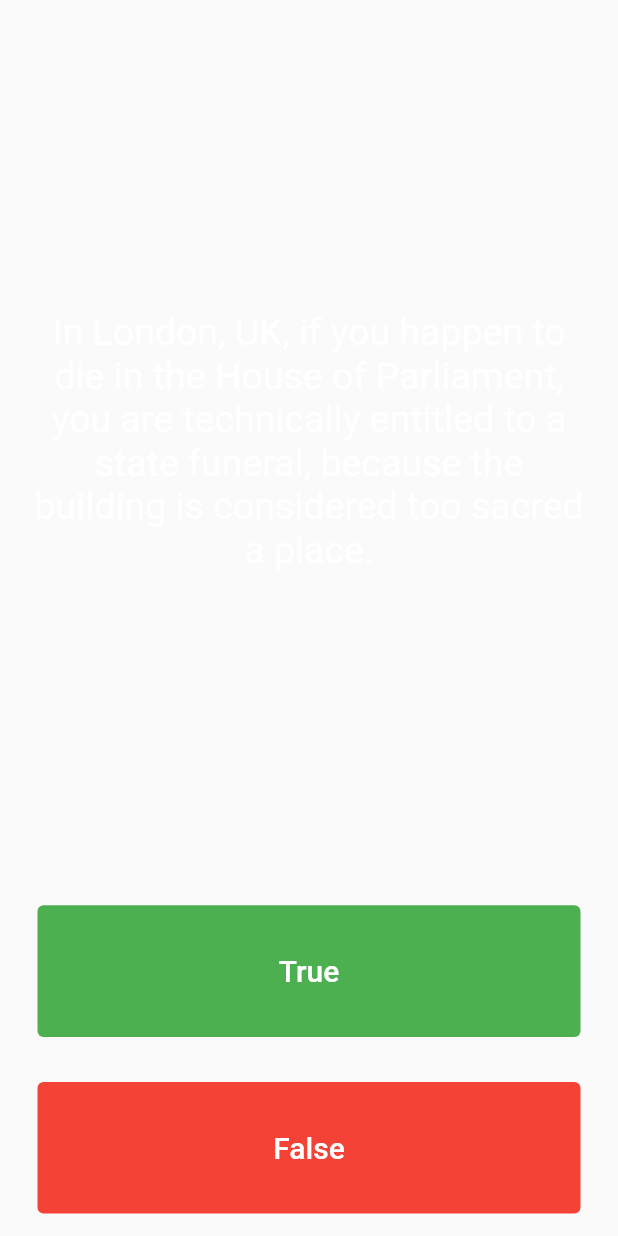
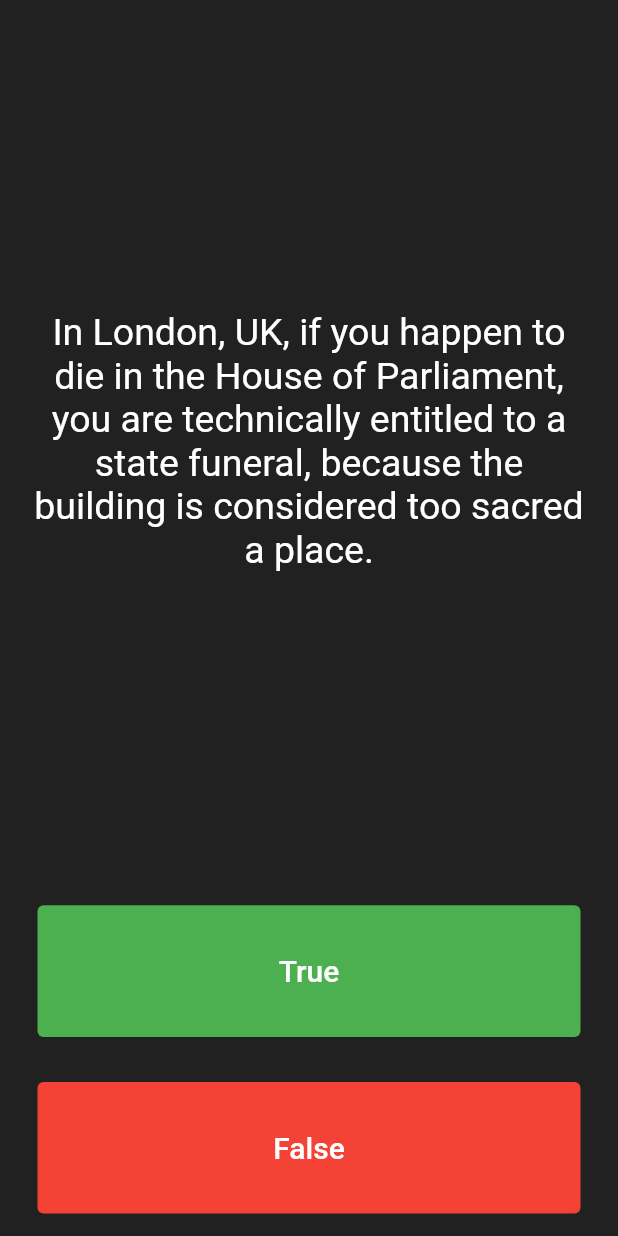
Before and after one commit to Ayodele-Gabriel/technify_quiz, a Flutter app: the HTMLQuizHome screen opened directly, on a phone screen of 412 x 824 dp. Run offline on Flutter 3.47's test engine with Material 2 defaults, Android fonts, the phone set to English and light mode, and no system bars; our stand-ins replace rflutter_alert.

Commit message:
Update html_quiz_home.dart

```diff
--- a/lib/html/html_quiz_home.dart
+++ b/lib/html/html_quiz_home.dart
@@ -48,6 +48,7 @@ class _HTMLQuizHomeState extends State<HTMLQuizHome> {
   @override
   Widget build(BuildContext context) {
     return Scaffold(
+      backgroundColor: Colors.grey[900],
       body: SafeArea(
         child: Padding(
           padding: const EdgeInsets.symmetric(horizontal: 10.0),
```
